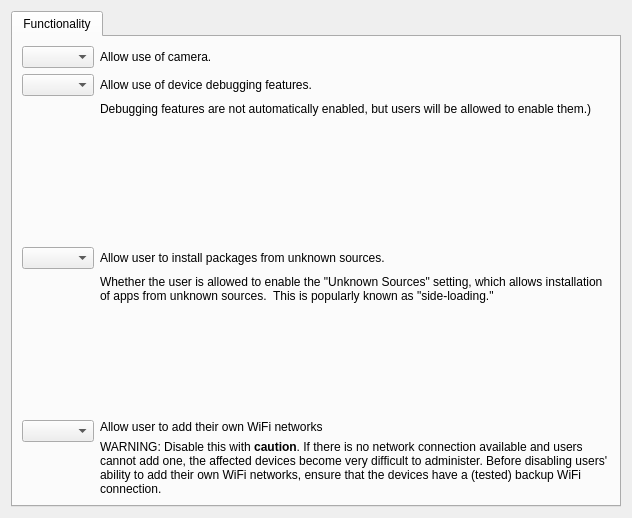
Qt form FWAdminLib/PolicyEditor/GooglePolicyEditor/GoogleDeviceRestrictionsForm.ui (fw-dev/translations) before a commit.
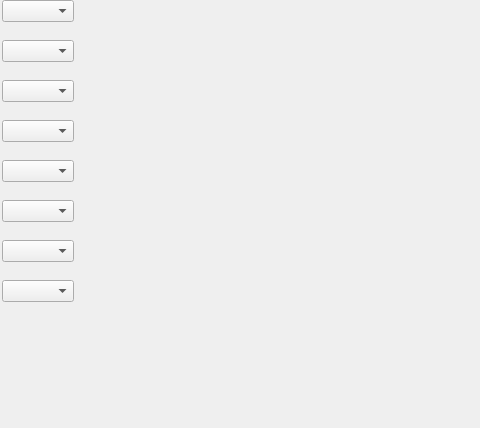
The same form after that commit.

```diff
--- a/FWAdminLib/PolicyEditor/GooglePolicyEditor/GoogleDeviceRestrictionsForm.ui
+++ b/FWAdminLib/PolicyEditor/GooglePolicyEditor/GoogleDeviceRestrictionsForm.ui
@@ -6,8 +6,8 @@
    <rect>
     <x>0</x>
     <y>0</y>
-    <width>632</width>
-    <height>518</height>
+    <width>480</width>
+    <height>428</height>
    </rect>
   </property>
   <property name="sizePolicy">
@@ -16,72 +16,43 @@
     <verstretch>0</verstretch>
    </sizepolicy>
   </property>
-  <property name="minimumSize">
-   <size>
-    <width>0</width>
-    <height>0</height>
-   </size>
-  </property>
   <property name="windowTitle">
    <string>Form</string>
   </property>
-  <layout class="QVBoxLayout" name="verticalLayout">
-   <property name="spacing">
+  <layout class="QVBoxLayout" name="centralLayout">
+   <property name="sizeConstraint">
+    <enum>QLayout::SetNoConstraint</enum>
+   </property>
+   <property name="leftMargin">
+    <number>2</number>
+   </property>
+   <property name="topMargin">
+    <number>0</number>
+   </property>
+   <property name="rightMargin">
+    <number>0</number>
+   </property>
+   <property name="bottomMargin">
     <number>0</number>
    </property>
    <item>
-    <widget class="QTabWidget" name="tabWidget">
-     <property name="sizePolicy">
-      <sizepolicy hsizetype="Expanding" vsizetype="Expanding">
-       <horstretch>0</horstretch>
-       <verstretch>0</verstretch>
-      </sizepolicy>
-     </property>
-     <property name="minimumSize">
-      <size>
-       <width>0</width>
-       <height>0</height>
-      </size>
-     </property>
-     <property name="currentIndex">
-      <number>0</number>
-     </property>
-     <widget class="QWidget" name="functionalityTab">
-      <property name="sizePolicy">
-       <sizepolicy hsizetype="Expanding" vsizetype="MinimumExpanding">
-        <horstretch>0</horstretch>
-        <verstretch>0</verstretch>
-       </sizepolicy>
-      </property>
-      <property name="minimumSize">
-       <size>
-        <width>0</width>
-        <height>0</height>
-       </size>
-      </property>
-      <attribute name="title">
-       <string>Functionality</string>
-      </attribute>
-      <layout class="QFormLayout" name="layout_functionalityTab_outer">
+    <layout class="QFormLayout" name="formLayout">
        <property name="sizeConstraint">
-        <enum>QLayout::SetDefaultConstraint</enum>
+      <enum>QLayout::SetNoConstraint</enum>
        </property>
        <property name="fieldGrowthPolicy">
         <enum>QFormLayout::ExpandingFieldsGrow</enum>
        </property>
-       <property name="formAlignment">
+     <property name="labelAlignment">
         <set>Qt::AlignRight|Qt::AlignTop|Qt::AlignTrailing</set>
        </property>
-       <property name="horizontalSpacing">
-        <number>6</number>
-       </property>
-       <property name="verticalSpacing">
-        <number>6</number>
+     <property name="formAlignment">
+      <set>Qt::AlignLeading|Qt::AlignLeft|Qt::AlignTop</set>
        </property>
        <item row="0" column="0">
         <widget class="QComboBox" name="frm_cameraEnabled">
          <property name="sizePolicy">
-          <sizepolicy hsizetype="MinimumExpanding" vsizetype="Fixed">
+        <sizepolicy hsizetype="Fixed" vsizetype="Fixed">
            <horstretch>0</horstretch>
            <verstretch>0</verstretch>
           </sizepolicy>
@@ -89,25 +60,22 @@
         </widget>
        </item>
        <item row="0" column="1">
-        <widget class="QLabel" name="lbl_title_cameraEnabled">
-         <property name="sizePolicy">
-          <sizepolicy hsizetype="Expanding" vsizetype="MinimumExpanding">
-           <horstretch>0</horstretch>
-           <verstretch>0</verstretch>
-          </sizepolicy>
-         </property>
-         <property name="text">
-          <string>Allow use of camera.</string>
-         </property>
-         <property name="wordWrap">
-          <bool>true</bool>
-         </property>
-        </widget>
+      <layout class="QVBoxLayout" name="verticalLayout_cameraEnabled">
+       <property name="sizeConstraint">
+        <enum>QLayout::SetFixedSize</enum>
+       </property>
+       <item>
+        <widget class="QLabel" name="lbl_title_cameraEnabled"/>
+       </item>
+       <item>
+        <widget class="QLabel" name="lTip_lbl_desc_cameraEnabled"/>
+       </item>
+      </layout>
        </item>
        <item row="1" column="0">
         <widget class="QComboBox" name="frm_debuggingFeaturesAllowed">
          <property name="sizePolicy">
-          <sizepolicy hsizetype="MinimumExpanding" vsizetype="Fixed">
+        <sizepolicy hsizetype="Fixed" vsizetype="Fixed">
            <horstretch>0</horstretch>
            <verstretch>0</verstretch>
           </sizepolicy>
@@ -115,44 +83,45 @@
         </widget>
        </item>
        <item row="1" column="1">
-        <widget class="QLabel" name="lbl_title_debuggingFeaturesAllowed">
+      <layout class="QVBoxLayout" name="verticalLayout_debuggingFeatures">
+       <property name="sizeConstraint">
+        <enum>QLayout::SetFixedSize</enum>
+       </property>
+       <item>
+        <widget class="QLabel" name="lbl_title_debuggingFeaturesAllowed"/>
+       </item>
+       <item>
+        <widget class="QLabel" name="lTip_lbl_desc_debuggingFeaturesAllowed"/>
+       </item>
+      </layout>
+     </item>
+     <item row="2" column="0">
+      <widget class="QComboBox" name="frm_factoryResetEnabled">
          <property name="sizePolicy">
-          <sizepolicy hsizetype="Expanding" vsizetype="MinimumExpanding">
+        <sizepolicy hsizetype="Fixed" vsizetype="Fixed">
            <horstretch>0</horstretch>
            <verstretch>0</verstretch>
           </sizepolicy>
          </property>
-         <property name="text">
-          <string>Allow use of device debugging features.</string>
-         </property>
-         <property name="wordWrap">
-          <bool>false</bool>
-         </property>
         </widget>
        </item>
        <item row="2" column="1">
-        <widget class="QLabel" name="lTip_lbl_desc_debuggingFeaturesAllowed">
-         <property name="sizePolicy">
-          <sizepolicy hsizetype="Expanding" vsizetype="MinimumExpanding">
-           <horstretch>0</horstretch>
-           <verstretch>0</verstretch>
-          </sizepolicy>
-         </property>
-         <property name="text">
-          <string>Debugging features are not automatically enabled, but users will be allowed to enable them.)</string>
-         </property>
-         <property name="alignment">
-          <set>Qt::AlignLeading|Qt::AlignLeft|Qt::AlignTop</set>
-         </property>
-         <property name="wordWrap">
-          <bool>true</bool>
-         </property>
-        </widget>
+      <layout class="QVBoxLayout" name="verticalLayout_factoryResetDevices">
+       <property name="sizeConstraint">
+        <enum>QLayout::SetFixedSize</enum>
+       </property>
+       <item>
+        <widget class="QLabel" name="lbl_title_factoryResetEnabled"/>
+       </item>
+       <item>
+        <widget class="QLabel" name="lTip_lbl_desc_factoryResetEnabled"/>
+       </item>
+      </layout>
        </item>
        <item row="3" column="0">
-        <widget class="QComboBox" name="frm_installUnknownSourcesAllowed">
+      <widget class="QComboBox" name="frm_locationMode">
          <property name="sizePolicy">
-          <sizepolicy hsizetype="MinimumExpanding" vsizetype="Fixed">
+        <sizepolicy hsizetype="Fixed" vsizetype="Fixed">
            <horstretch>0</horstretch>
            <verstretch>0</verstretch>
           </sizepolicy>
@@ -160,76 +129,121 @@
         </widget>
        </item>
        <item row="3" column="1">
-        <widget class="QLabel" name="lbl_title_installUnknownSourcesAllowed">
+      <layout class="QVBoxLayout" name="verticalLayout_locationMode">
+       <item>
+        <widget class="QLabel" name="lbl_title_locationMode"/>
+       </item>
+       <item>
+        <widget class="QLabel" name="lTip_lbl_desc_locationMode"/>
+       </item>
+      </layout>
+     </item>
+     <item row="4" column="0">
+      <widget class="QComboBox" name="frm_shareLocationAllowed">
          <property name="sizePolicy">
-          <sizepolicy hsizetype="Expanding" vsizetype="MinimumExpanding">
+        <sizepolicy hsizetype="Fixed" vsizetype="Fixed">
            <horstretch>0</horstretch>
            <verstretch>0</verstretch>
           </sizepolicy>
          </property>
-         <property name="text">
-          <string>Allow user to install packages from unknown sources.</string>
-         </property>
         </widget>
        </item>
        <item row="4" column="1">
-        <widget class="QLabel" name="lTip_lbl_desc_installUnknownSourcesAllowed">
+      <layout class="QVBoxLayout" name="verticalLayout_shareLocationAllowed">
+       <property name="sizeConstraint">
+        <enum>QLayout::SetFixedSize</enum>
+       </property>
+       <item>
+        <widget class="QLabel" name="lbl_title_shareLocationAllowed"/>
+       </item>
+       <item>
+        <widget class="QLabel" name="lTip_lbl_desc_shareLocationAllowed"/>
+       </item>
+      </layout>
+     </item>
+     <item row="5" column="0">
+      <widget class="QComboBox" name="frm_safeBootEnabled">
          <property name="sizePolicy">
-          <sizepolicy hsizetype="Expanding" vsizetype="MinimumExpanding">
+        <sizepolicy hsizetype="Fixed" vsizetype="Fixed">
            <horstretch>0</horstretch>
            <verstretch>0</verstretch>
           </sizepolicy>
          </property>
-         <property name="text">
-          <string>Whether the user is allowed to enable the &quot;Unknown Sources&quot; setting, which allows installation of apps from unknown sources.  This is popularly known as &quot;side-loading.&quot;</string>
-         </property>
-         <property name="alignment">
-          <set>Qt::AlignLeading|Qt::AlignLeft|Qt::AlignTop</set>
-         </property>
-         <property name="wordWrap">
-          <bool>true</bool>
-         </property>
-        </widget>
-       </item>
+      </widget>
+     </item>
+     <item row="5" column="1">
+      <layout class="QVBoxLayout" name="verticalLayout_safeBootEnabled">
+       <property name="sizeConstraint">
+        <enum>QLayout::SetFixedSize</enum>
+       </property>
+       <item>
+        <widget class="QLabel" name="lbl_title_safeBootEnabled"/>
+       </item>
+       <item>
+        <widget class="QLabel" name="lTip_lbl_desc_safeBootEnabled"/>
+       </item>
+      </layout>
+     </item>
        <item row="6" column="0">
-        <widget class="QComboBox" name="frm_wifiConfigEnabled"/>
+      <widget class="QComboBox" name="frm_installUnknownSourcesAllowed">
+       <property name="sizePolicy">
+        <sizepolicy hsizetype="Fixed" vsizetype="Fixed">
+         <horstretch>0</horstretch>
+         <verstretch>0</verstretch>
+        </sizepolicy>
+       </property>
+      </widget>
        </item>
        <item row="6" column="1">
+      <layout class="QVBoxLayout" name="verticalLayout_unknownSources">
+       <property name="sizeConstraint">
+        <enum>QLayout::SetFixedSize</enum>
+       </property>
+       <item>
+        <widget class="QLabel" name="lbl_title_installUnknownSourcesAllowed"/>
+       </item>
+       <item>
+        <widget class="QLabel" name="lTip_lbl_desc_installUnknownSourcesAllowed"/>
+       </item>
+      </layout>
+     </item>
+     <item row="7" column="0">
+      <widget class="QComboBox" name="frm_wifiConfigEnabled">
+       <property name="sizePolicy">
+        <sizepolicy hsizetype="Fixed" vsizetype="Fixed">
+         <horstretch>0</horstretch>
+         <verstretch>0</verstretch>
+        </sizepolicy>
+       </property>
+      </widget>
+     </item>
+     <item row="7" column="1">
         <layout class="QVBoxLayout" name="verticalLayout_wifiConfigDisabled">
-         <item>
-          <widget class="QLabel" name="lbl_title_wifiConfigEnabled">
-           <property name="text">
-            <string>Allow user to add their own WiFi networks</string>
-           </property>
-          </widget>
+       <property name="sizeConstraint">
+        <enum>QLayout::SetFixedSize</enum>
+       </property>
+       <item>
+        <widget class="QLabel" name="lbl_title_wifiConfigEnabled"/>
          </item>
          <item>
-          <widget class="QLabel" name="lbl_desc_wifiConfigEnabled">
-           <property name="sizePolicy">
-            <sizepolicy hsizetype="Expanding" vsizetype="Preferred">
-             <horstretch>0</horstretch>
-             <verstretch>0</verstretch>
-            </sizepolicy>
-           </property>
-           <property name="text">
-            <string>&lt;html&gt;&lt;head/&gt;&lt;body&gt;&lt;p&gt;WARNING: Disable this with &lt;span style=&quot; font-weight:600;&quot;&gt;caution&lt;/span&gt;. If there is no network connection available and users cannot add one, the affected devices become very difficult to administer.  Before disabling users' ability to add their own WiFi networks, ensure that the devices have a (tested) backup WiFi connection.&lt;/p&gt;&lt;/body&gt;&lt;/html&gt;</string>
-           </property>
-           <property name="alignment">
-            <set>Qt::AlignLeading|Qt::AlignLeft|Qt::AlignTop</set>
-           </property>
-           <property name="wordWrap">
-            <bool>true</bool>
-           </property>
-           <property name="textInteractionFlags">
-            <set>Qt::LinksAccessibleByMouse|Qt::TextSelectableByMouse</set>
-           </property>
-          </widget>
+        <widget class="QLabel" name="lbl_desc_wifiConfigEnabled"/>
          </item>
         </layout>
        </item>
       </layout>
-     </widget>
-    </widget>
+   </item>
+   <item>
+    <spacer name="verticalSpacer">
+     <property name="orientation">
+      <enum>Qt::Vertical</enum>
+     </property>
+     <property name="sizeHint" stdset="0">
+      <size>
+       <width>20</width>
+       <height>40</height>
+      </size>
+     </property>
+    </spacer>
    </item>
   </layout>
  </widget>
```
Left out of the diff: 2 changed lines with no effect on the pictures. Lines whose indentation alone changed are shown as unchanged.
